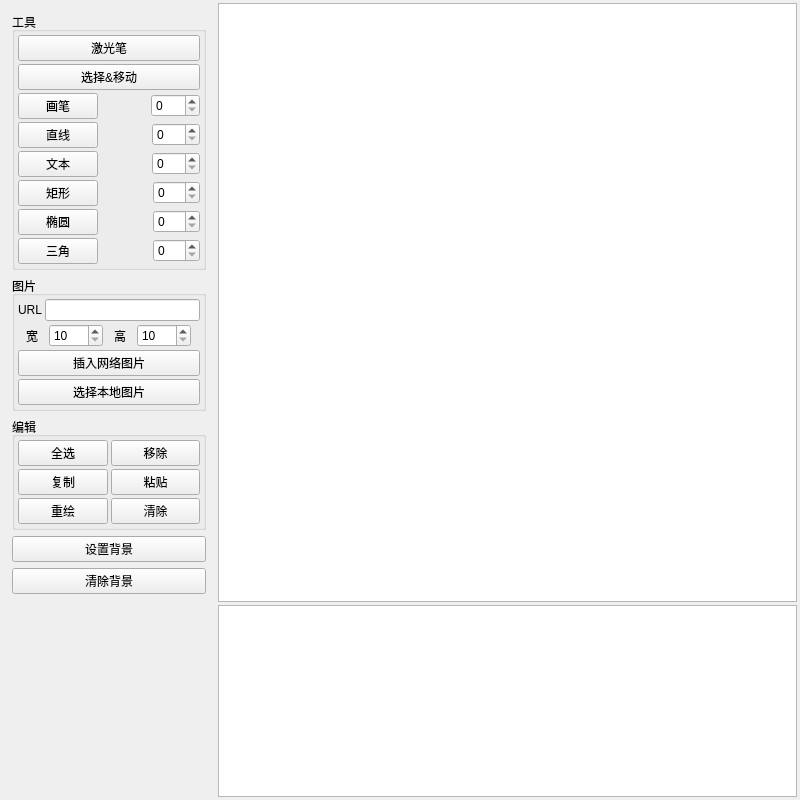
Above: dev/BlackboardTestWindow.ui from gimhol/qt_blackboard before the change. Below: the same form after it.
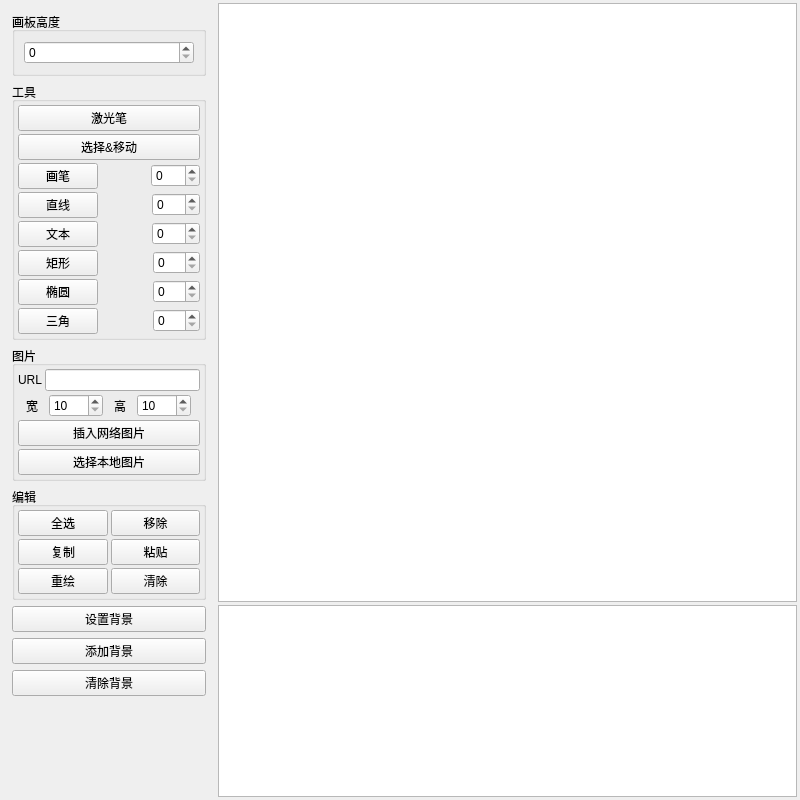
That is the form after the change. Custom widgets are drawn as their Qt base class.

Commit message: 支持往下添加多个背景图。

What changed in the file:
```diff
--- a/dev/BlackboardTestWindow.ui
+++ b/dev/BlackboardTestWindow.ui
@@ -41,6 +41,22 @@
       <string notr="true"/>
      </property>
      <layout class="QVBoxLayout" name="verticalLayout">
+      <item>
+       <widget class="QGroupBox" name="groupBox_2">
+        <property name="title">
+         <string>画板高度</string>
+        </property>
+        <layout class="QHBoxLayout" name="horizontalLayout_12">
+         <item>
+          <widget class="QSpinBox" name="blackboardHeight">
+           <property name="maximum">
+            <number>999999999</number>
+           </property>
+          </widget>
+         </item>
+        </layout>
+       </widget>
+      </item>
       <item>
        <widget class="QGroupBox" name="groupBoxTool">
         <property name="title">
@@ -735,6 +751,13 @@
         </property>
        </widget>
       </item>
+      <item>
+       <widget class="QPushButton" name="pushButton_3">
+        <property name="text">
+         <string>添加背景</string>
+        </property>
+       </widget>
+      </item>
       <item>
        <widget class="QPushButton" name="pushButton_2">
         <property name="sizePolicy">
```
The commit also changes 6 other files.
